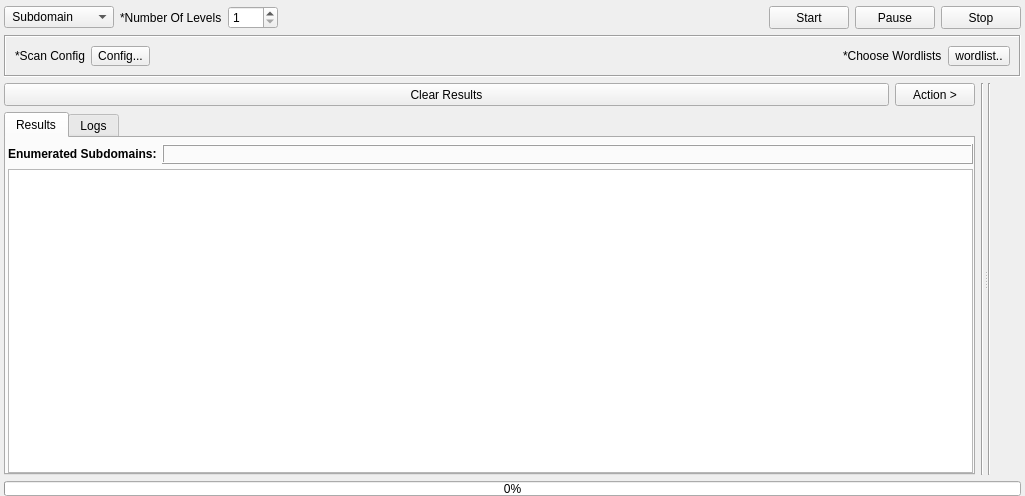
This is gui/src/engines/level/Level.ui in 3nock/OTE as Qt 5 draws it before an edit. The edited form follows.
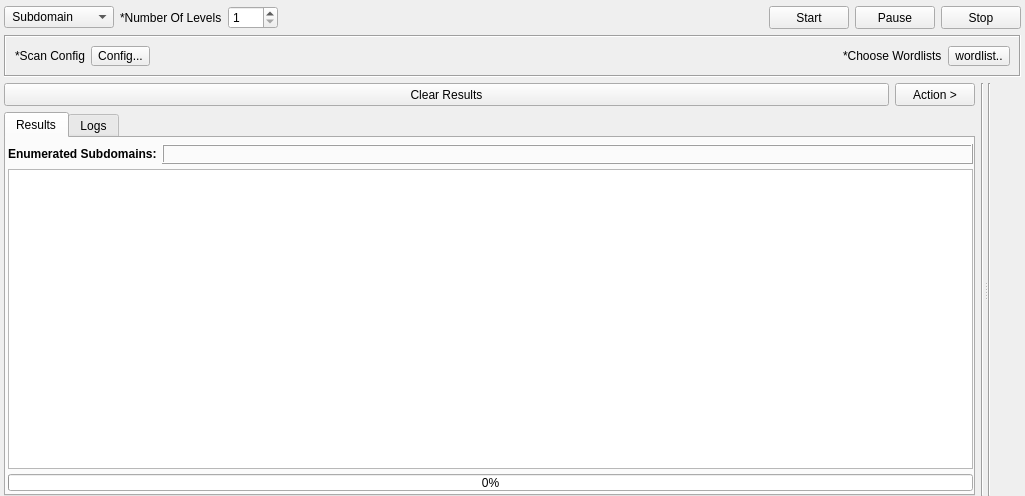
This is the edited form. Custom widgets are drawn as their Qt base class.

Diff of the .ui file:
```diff
--- a/gui/src/engines/level/Level.ui
+++ b/gui/src/engines/level/Level.ui
@@ -363,7 +363,7 @@
               <number>0</number>
              </property>
              <property name="bottomMargin">
-              <number>0</number>
+              <number>3</number>
              </property>
              <item>
               <layout class="QHBoxLayout" name="horizontalLayout_19">
@@ -489,6 +489,28 @@
                </attribute>
               </widget>
              </item>
+             <item>
+              <widget class="QProgressBar" name="progressBar">
+               <property name="minimumSize">
+                <size>
+                 <width>0</width>
+                 <height>17</height>
+                </size>
+               </property>
+               <property name="maximumSize">
+                <size>
+                 <width>16777215</width>
+                 <height>17</height>
+                </size>
+               </property>
+               <property name="styleSheet">
+                <string notr="true"/>
+               </property>
+               <property name="value">
+                <number>0</number>
+               </property>
+              </widget>
+             </item>
             </layout>
            </widget>
            <widget class="QWidget" name="tabLogs">
@@ -579,28 +601,6 @@
      </widget>
     </widget>
    </item>
-   <item>
-    <widget class="QProgressBar" name="progressBar">
-     <property name="minimumSize">
-      <size>
-       <width>0</width>
-       <height>15</height>
-      </size>
-     </property>
-     <property name="maximumSize">
-      <size>
-       <width>16777215</width>
-       <height>15</height>
-      </size>
-     </property>
-     <property name="styleSheet">
-      <string notr="true"/>
-     </property>
-     <property name="value">
-      <number>0</number>
-     </property>
-    </widget>
-   </item>
   </layout>
  </widget>
  <customwidgets>
```
Left out of the diff: 2 changed lines with no effect on the pictures.
